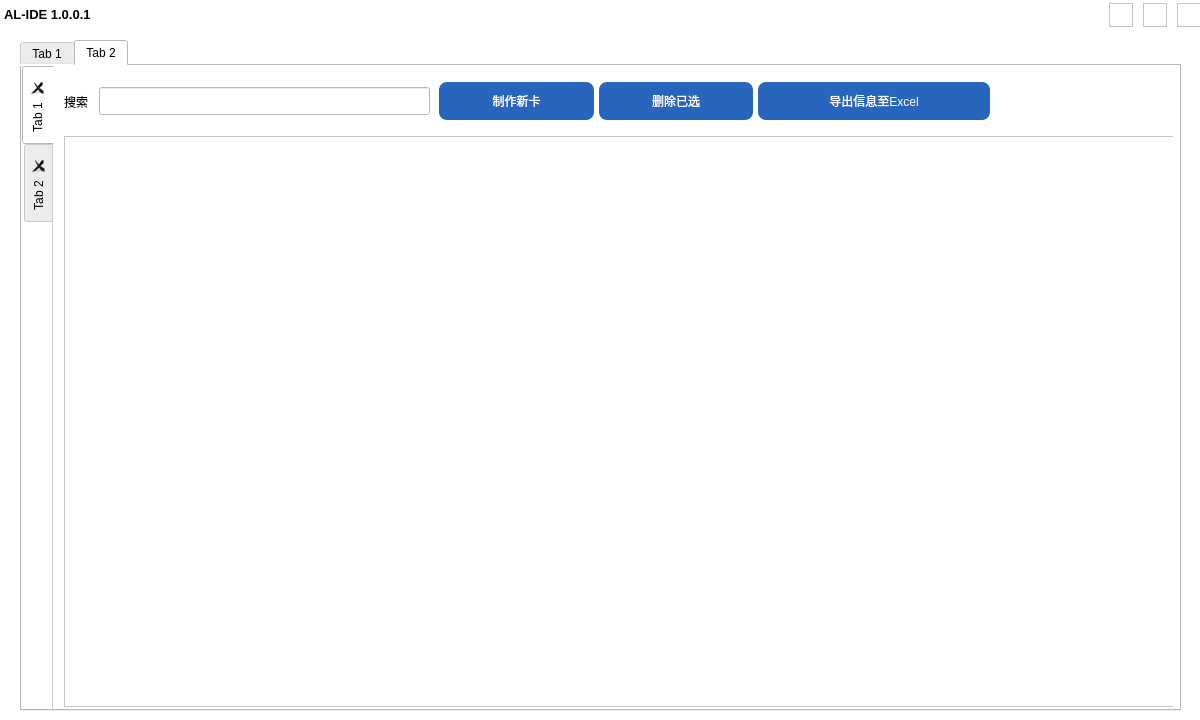
This is visualizationSrc/qtUI/mainInterFace.ui in NWYLZW/A-Language-IDE as Qt 5 draws it before an edit. The edited form follows.
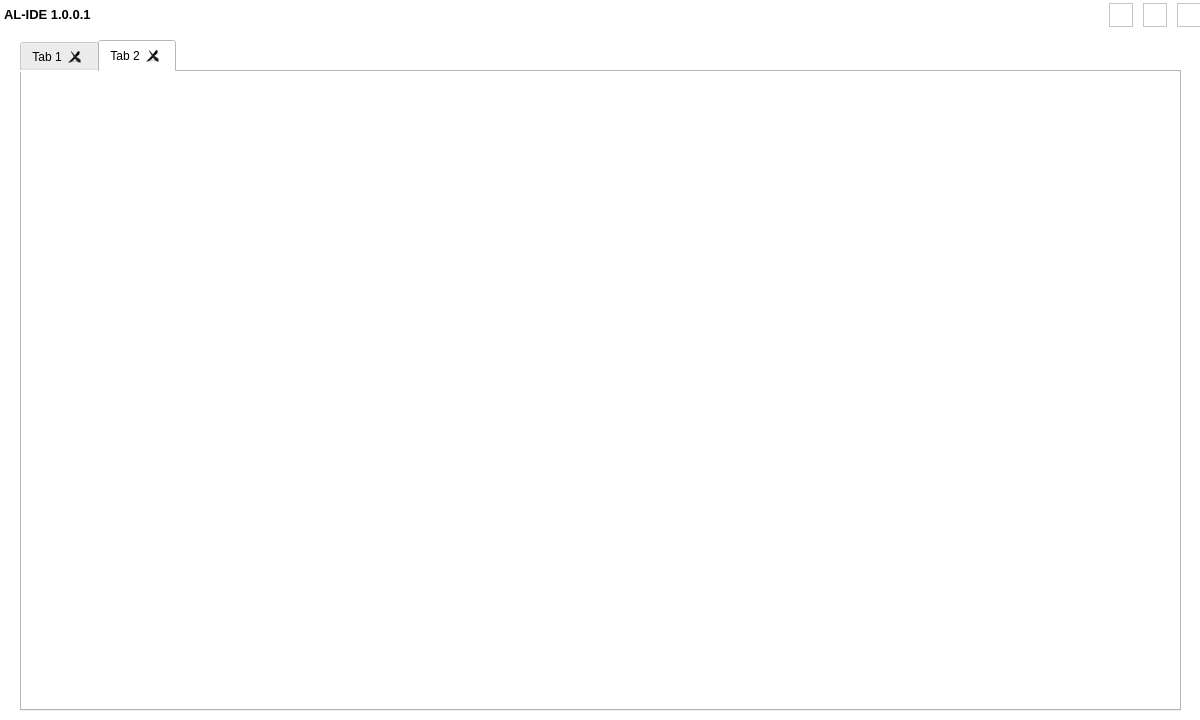
This is the edited form. The open tabs and pages were chosen to show the change. Icons and pictures are not drawn.

Patch:
```diff
--- a/visualizationSrc/qtUI/mainInterFace.ui
+++ b/visualizationSrc/qtUI/mainInterFace.ui
@@ -64,6 +64,9 @@
     <property name="currentIndex">
      <number>0</number>
     </property>
+    <property name="tabsClosable">
+     <bool>true</bool>
+    </property>
     <widget class="QWidget" name="HomeTab">
      <property name="toolTip">
       <string>&lt;html&gt;&lt;head/&gt;&lt;body&gt;&lt;p&gt;&lt;br/&gt;&lt;/p&gt;&lt;/body&gt;&lt;/html&gt;</string>
@@ -265,202 +268,6 @@
      <attribute name="title">
       <string>Tab 2</string>
      </attribute>
-     <widget class="QTabWidget" name="CMT_Tab">
-      <property name="geometry">
-       <rect>
-        <x>0</x>
-        <y>0</y>
-        <width>1151</width>
-        <height>651</height>
-       </rect>
-      </property>
-      <property name="maximumSize">
-       <size>
-        <width>16777215</width>
-        <height>16777215</height>
-       </size>
-      </property>
-      <property name="tabPosition">
-       <enum>QTabWidget::West</enum>
-      </property>
-      <property name="tabShape">
-       <enum>QTabWidget::Rounded</enum>
-      </property>
-      <property name="currentIndex">
-       <number>0</number>
-      </property>
-      <property name="elideMode">
-       <enum>Qt::ElideNone</enum>
-      </property>
-      <property name="usesScrollButtons">
-       <bool>true</bool>
-      </property>
-      <property name="documentMode">
-       <bool>true</bool>
-      </property>
-      <property name="tabsClosable">
-       <bool>true</bool>
-      </property>
-      <property name="movable">
-       <bool>true</bool>
-      </property>
-      <property name="tabBarAutoHide">
-       <bool>false</bool>
-      </property>
-      <widget class="QWidget" name="CMT_CardList">
-       <attribute name="title">
-        <string>Tab 1</string>
-       </attribute>
-       <widget class="QWidget" name="horizontalLayoutWidget_3">
-        <property name="geometry">
-         <rect>
-          <x>10</x>
-          <y>10</y>
-          <width>371</width>
-          <height>51</height>
-         </rect>
-        </property>
-        <layout class="QHBoxLayout" name="CMT_C_Search">
-         <item>
-          <widget class="QLabel" name="label">
-           <property name="text">
-            <string>搜索</string>
-           </property>
-           <property name="margin">
-            <number>10</number>
-           </property>
-          </widget>
-         </item>
-         <item>
-          <widget class="QLineEdit" name="CMT_C_Search_Input">
-           <property name="styleSheet">
-            <string notr="true">margin: 5px;
-padding: 5px;</string>
-           </property>
-          </widget>
-         </item>
-        </layout>
-       </widget>
-       <widget class="QScrollArea" name="CMT_C_cardScroll">
-        <property name="geometry">
-         <rect>
-          <x>10</x>
-          <y>70</y>
-          <width>1111</width>
-          <height>571</height>
-         </rect>
-        </property>
-        <property name="widgetResizable">
-         <bool>true</bool>
-        </property>
-        <widget class="QWidget" name="CMT_C_cardScrollWidget">
-         <property name="geometry">
-          <rect>
-           <x>0</x>
-           <y>0</y>
-           <width>1109</width>
-           <height>569</height>
-          </rect>
-         </property>
-         <property name="minimumSize">
-          <size>
-           <width>0</width>
-           <height>0</height>
-          </size>
-         </property>
-        </widget>
-       </widget>
-       <widget class="QWidget" name="horizontalLayoutWidget_4">
-        <property name="geometry">
-         <rect>
-          <x>380</x>
-          <y>10</y>
-          <width>561</width>
-          <height>51</height>
-         </rect>
-        </property>
-        <layout class="QHBoxLayout" name="CMT_C_btnList" stretch="2,2,3">
-         <property name="spacing">
-          <number>5</number>
-         </property>
-         <property name="leftMargin">
-          <number>5</number>
-         </property>
-         <property name="topMargin">
-          <number>0</number>
-         </property>
-         <property name="rightMargin">
-          <number>5</number>
-         </property>
-         <property name="bottomMargin">
-          <number>0</number>
-         </property>
-         <item>
-          <widget class="QPushButton" name="makeNewCard">
-           <property name="cursor">
-            <cursorShape>PointingHandCursor</cursorShape>
-           </property>
-           <property name="styleSheet">
-            <string notr="true">background: #2866bd;
-color: #fff;
-padding: 10px;
-border: none;
-border-radius: 8px;</string>
-           </property>
-           <property name="text">
-            <string>制作新卡</string>
-           </property>
-          </widget>
-         </item>
-         <item>
-          <widget class="QPushButton" name="delSelCard">
-           <property name="cursor">
-            <cursorShape>PointingHandCursor</cursorShape>
-           </property>
-           <property name="styleSheet">
-            <string notr="true">background: #2866bd;
-color: #fff;
-padding: 10px;
-border: none;
-border-radius: 8px;</string>
-           </property>
-           <property name="text">
-            <string>删除已选</string>
-           </property>
-          </widget>
-         </item>
-         <item>
-          <widget class="QPushButton" name="pushButton_3">
-           <property name="cursor">
-            <cursorShape>ForbiddenCursor</cursorShape>
-           </property>
-           <property name="styleSheet">
-            <string notr="true">background: #2866bd;
-color: #fff;
-padding: 10px;
-border: none;
-border-radius: 8px;</string>
-           </property>
-           <property name="text">
-            <string>导出信息至Excel</string>
-           </property>
-          </widget>
-         </item>
-        </layout>
-       </widget>
-      </widget>
-      <widget class="QWidget" name="CMT_CardDetails_Model">
-       <property name="maximumSize">
-        <size>
-         <width>1127</width>
-         <height>651</height>
-        </size>
-       </property>
-       <attribute name="title">
-        <string>Tab 2</string>
-       </attribute>
-      </widget>
-     </widget>
     </widget>
    </widget>
    <widget class="QWidget" name="horizontalLayoutWidget">
```
